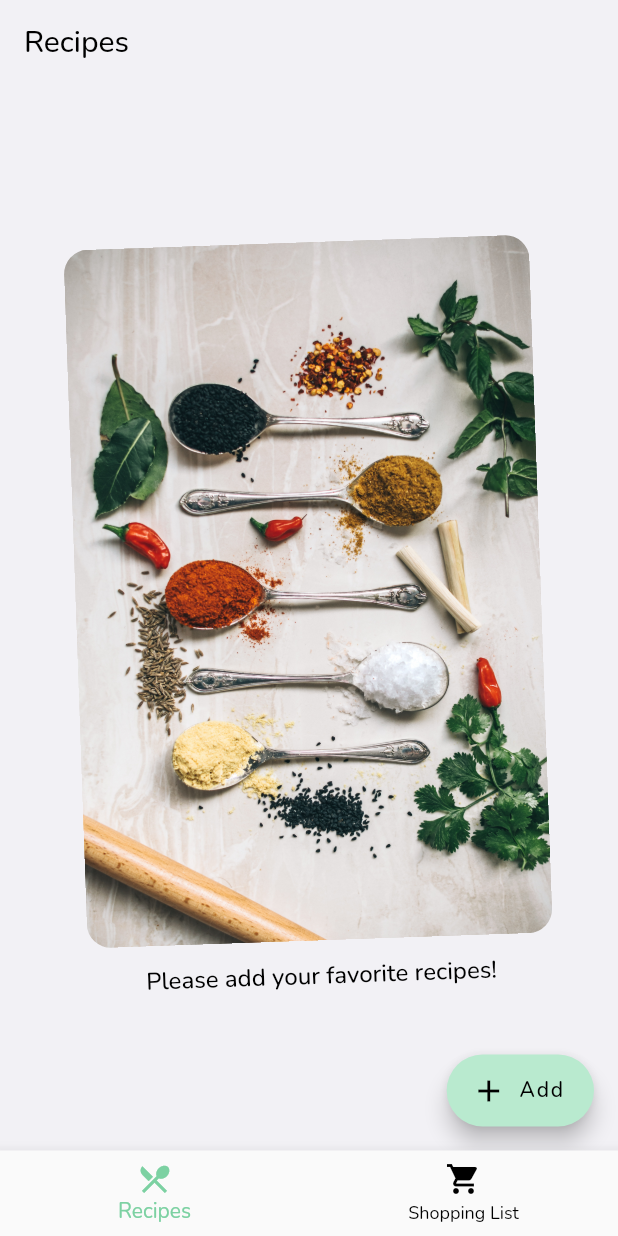
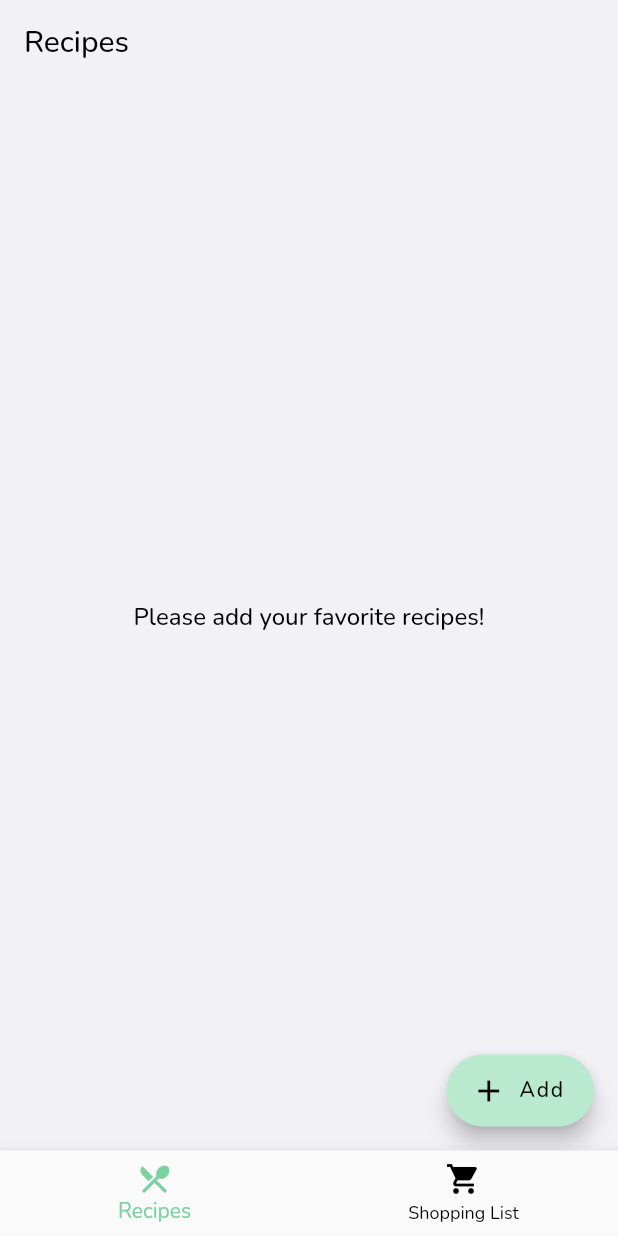
Before and after one commit to LucasJosefiak/recipe_app, a Flutter app: the screen it shows after launch, on a phone screen of 412 x 824 dp. Run offline on Flutter 3.47's test engine with Material 2 defaults, Android fonts, the phone set to English and light mode, and no system bars; our stand-ins replace bloc, equatable, flutter_bloc, flutter_typeahead, google_fonts, hive and 1 more; missing offline and left inert: widgetbook, widgetbook_annotation; accounts and stored records are empty.

Commit message:
fixed issue for iPhone 7

```diff
--- a/lib/widgets/recipe_placeholder.dart
+++ b/lib/widgets/recipe_placeholder.dart
@@ -9,24 +9,24 @@ class RecipePlaceholder extends StatelessWidget {
   Widget build(BuildContext context) {
     return Transform.scale(
       scale: 0.8,
-      child: Transform.rotate(
-        angle: -radians(2),
-        child: Column(
-          children: [
-            ClipRRect(
-              borderRadius: Radii.cardRadius,
-              child: Image.asset('assets/recipe-stock-image.jpg'),
-            ),
-            SizedBox(
-              height: 16,
-            ),
+      // child: Transform.rotate(
+      //   // angle: -radians(2),
+      //   child: Column(
+      child: Center(
+        child:
+            // ClipRRect(
+            //   borderRadius: Radii.cardRadius,
+            //   child: Image.asset('assets/recipe-stock-image.jpg'),
+            // ),
+            // SizedBox(
+            //   height: 16,
+            // ),
             Text(
-              'Please add your favorite recipes!',
-              style: Theme.of(context).textTheme.headline6,
-            ),
-          ],
+          'Please add your favorite recipes!',
+          style: Theme.of(context).textTheme.headline6,
         ),
       ),
+      // ),
     );
   }
 }
```
